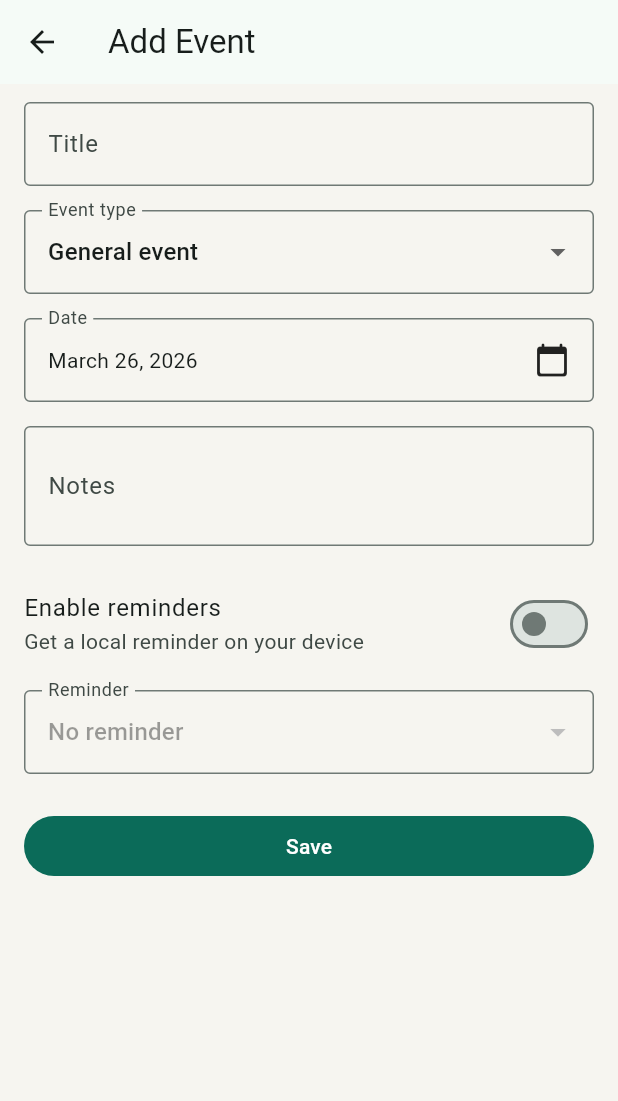
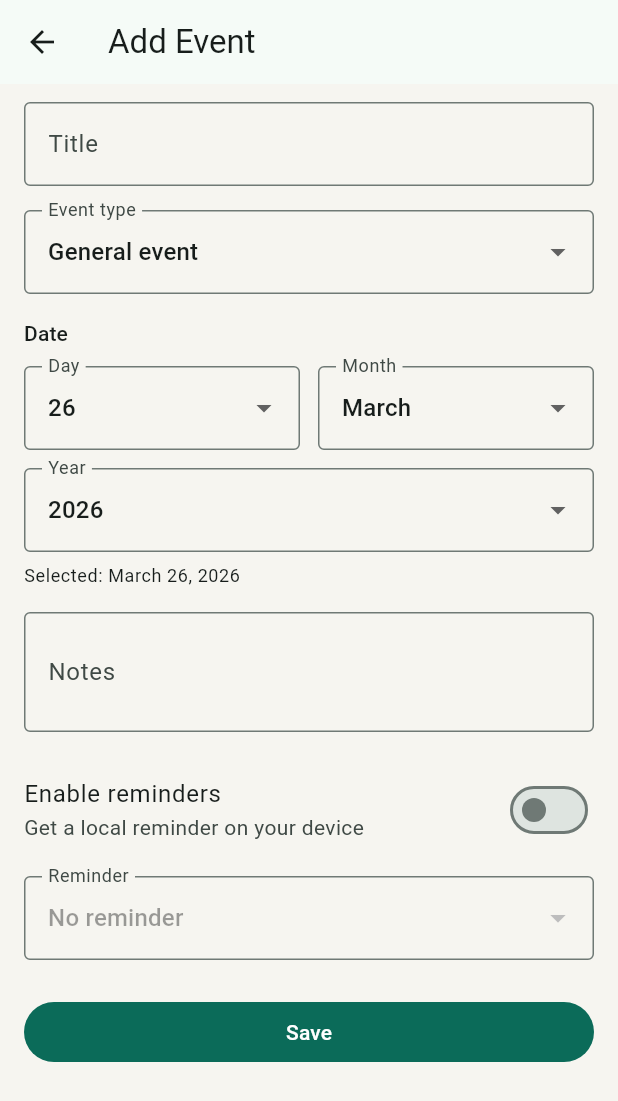
Before and after one commit to andreycruz16/day-till, a Flutter app: the EventFormScreen screen opened directly, on a phone screen of 412 x 824 dp. Shown: the top 1101 px of the screen. Run offline on Flutter 3.47's test engine with Material 3 defaults, Android fonts, the phone set to English and light mode, and no system bars; our stand-ins replace flutter_local_notifications, flutter_riverpod, hive, hive_flutter, timezone; accounts and stored records are empty.

```diff
--- a/lib/features/events/presentation/screens/event_form_screen.dart
+++ b/lib/features/events/presentation/screens/event_form_screen.dart
@@ -21,24 +21,32 @@ class _EventFormScreenState extends ConsumerState<EventFormScreen> {
   late final TextEditingController _titleController;
   late final TextEditingController _notesController;
 
-  late DateTime _selectedDate;
   late EventType _selectedType;
   late ReminderOption _selectedReminder;
   late bool _notificationsEnabled;
+  late int _selectedDay;
+  late int _selectedMonth;
+  late int _selectedYear;
   bool _isSaving = false;
 
   bool get _isEditing => widget.event != null;
+  DateTime get _selectedDate =>
+      DateTime(_selectedYear, _selectedMonth, _selectedDay);
 
   @override
   void initState() {
     super.initState();
     final event = widget.event;
+    final initialDate =
+        event?.date ?? DateTime.now().add(const Duration(days: 1));
     _titleController = TextEditingController(text: event?.title ?? '');
     _notesController = TextEditingController(text: event?.notes ?? '');
-    _selectedDate = event?.date ?? DateTime.now().add(const Duration(days: 1));
     _selectedType = event?.type ?? EventType.general;
     _selectedReminder = event?.reminder ?? ReminderOption.none;
     _notificationsEnabled = event?.notificationsEnabled ?? false;
+    _selectedDay = initialDate.day;
+    _selectedMonth = initialDate.month;
+    _selectedYear = initialDate.year;
   }
 
   @override
@@ -86,30 +94,102 @@ class _EventFormScreenState extends ConsumerState<EventFormScreen> {
                   if (value == null) {
                     return;
                   }
-                  setState(() => _selectedType = value);
+                  setState(() {
+                    _selectedType = value;
+                    _clampSelectedYear();
+                    _clampSelectedDay();
+                  });
                 },
               ),
               const SizedBox(height: 16),
-              InkWell(
-                borderRadius: BorderRadius.circular(12),
-                onTap: _pickDate,
-                child: InputDecorator(
-                  decoration: InputDecoration(
-                    labelText: _selectedType == EventType.birthday
-                        ? 'Date of birth'
-                        : 'Date',
-                    helperText: _selectedType == EventType.birthday
-                        ? 'Used to calculate the next birthday countdown'
-                        : null,
+              Text(
+                _selectedType == EventType.birthday ? 'Date of birth' : 'Date',
+                style: Theme.of(context).textTheme.titleSmall,
+              ),
+              if (_selectedType == EventType.birthday) ...[
+                const SizedBox(height: 4),
+                Text(
+                  'Used to calculate the next birthday countdown',
+                  style: Theme.of(context).textTheme.bodySmall,
+                ),
+              ],
+              const SizedBox(height: 12),
+              Row(
+                children: [
+                  Expanded(
+                    child: DropdownButtonFormField<int>(
+                      initialValue: _selectedDay,
+                      decoration: const InputDecoration(labelText: 'Day'),
+                      items: _availableDays.map((day) {
+                        return DropdownMenuItem<int>(
+                          value: day,
+                          child: Text(day.toString()),
+                        );
+                      }).toList(),
+                      onChanged: (value) {
+                        if (value == null) {
+                          return;
+                        }
+                        setState(() => _selectedDay = value);
+                      },
+                    ),
                   ),
-                  child: Row(
-                    mainAxisAlignment: MainAxisAlignment.spaceBetween,
-                    children: [
-                      Text(DateFormat.yMMMMd().format(_selectedDate)),
-                      const Icon(Icons.calendar_today_rounded),
-                    ],
+                  const SizedBox(width: 12),
+                  Expanded(
+                    child: DropdownButtonFormField<int>(
+                      initialValue: _selectedMonth,
+                      decoration: const InputDecoration(labelText: 'Month'),
+                      items: List.generate(12, (index) => index + 1).map((
+                        month,
+                      ) {
+                        return DropdownMenuItem<int>(
+                          value: month,
+                          child: Text(
+                            DateFormat.MMMM().format(DateTime(2026, month)),
+                          ),
+                        );
+                      }).toList(),
+                      onChanged: (value) {
+                        if (value == null) {
+                          return;
+                        }
+                        setState(() {
+                          _selectedMonth = value;
+                          _clampSelectedDay();
+                        });
+                      },
+                    ),
                   ),
+                ],
+              ),
+              const SizedBox(height: 12),
+              DropdownButtonFormField<int>(
+                initialValue: _selectedYear,
+                decoration: InputDecoration(
+                  labelText: _selectedType == EventType.birthday
+                      ? 'Birth year'
+                      : 'Year',
                 ),
+                items: _availableYears.map((year) {
+                  return DropdownMenuItem<int>(
+                    value: year,
+                    child: Text(year.toString()),
+                  );
+                }).toList(),
+                onChanged: (value) {
+                  if (value == null) {
+                    return;
+                  }
+                  setState(() {
+                    _selectedYear = value;
+                    _clampSelectedDay();
+                  });
+                },
+              ),
+              const SizedBox(height: 8),
+              Text(
+                'Selected: ${DateFormat.yMMMMd().format(_selectedDate)}',
+                style: Theme.of(context).textTheme.bodySmall,
               ),
               const SizedBox(height: 16),
               TextFormField(
@@ -168,16 +248,31 @@ class _EventFormScreenState extends ConsumerState<EventFormScreen> {
     );
   }
 
-  Future<void> _pickDate() async {
-    final picked = await showDatePicker(
-      context: context,
-      initialDate: _selectedDate,
-      firstDate: DateTime(1900),
-      lastDate: DateTime(2100),
-    );
+  List<int> get _availableDays {
+    final lastDay = DateUtils.getDaysInMonth(_selectedYear, _selectedMonth);
+    return List<int>.generate(lastDay, (index) => index + 1);
+  }
 
-    if (picked != null) {
-      setState(() => _selectedDate = picked);
+  List<int> get _availableYears {
+    final currentYear = DateTime.now().year;
+    final startYear = _selectedType == EventType.birthday
+        ? 1900
+        : currentYear - 5;
+    final endYear = _selectedType == EventType.birthday ? currentYear : 2100;
+    return [for (var year = endYear; year >= startYear; year--) year];
+  }
+
+  void _clampSelectedDay() {
+    final maxDay = DateUtils.getDaysInMonth(_selectedYear, _selectedMonth);
+    if (_selectedDay > maxDay) {
+      _selectedDay = maxDay;
+    }
+  }
+
+  void _clampSelectedYear() {
+    final years = _availableYears;
+    if (!years.contains(_selectedYear)) {
+      _selectedYear = years.first;
     }
   }
 
```
Also changed, not shown: 9 other files.
